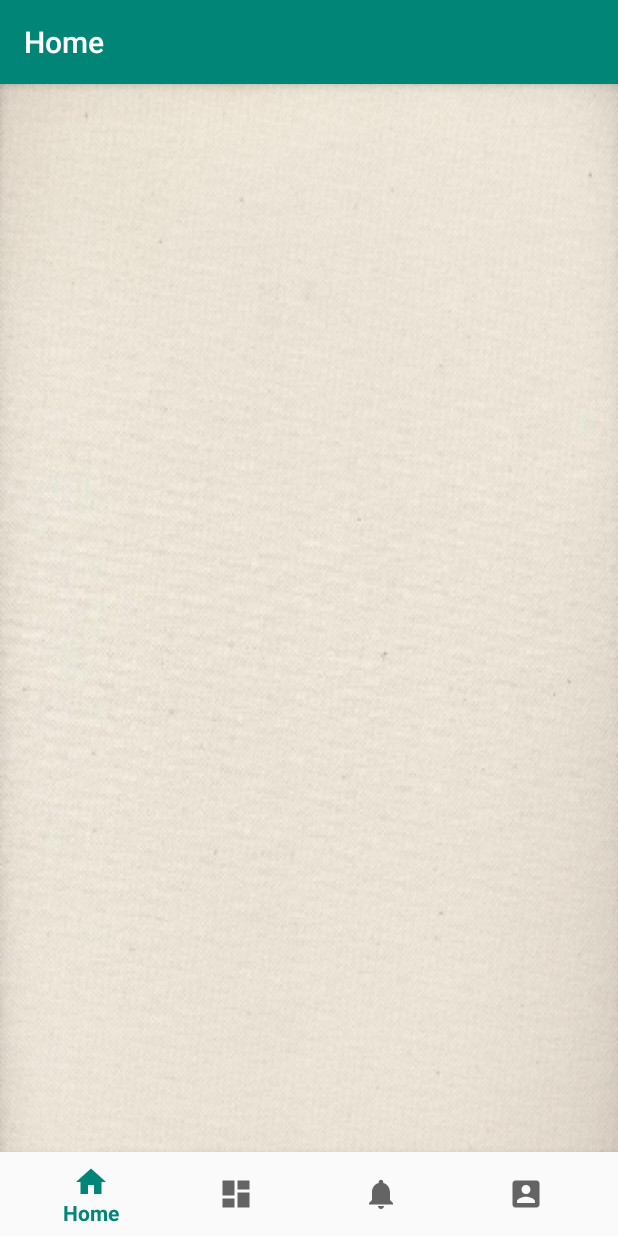
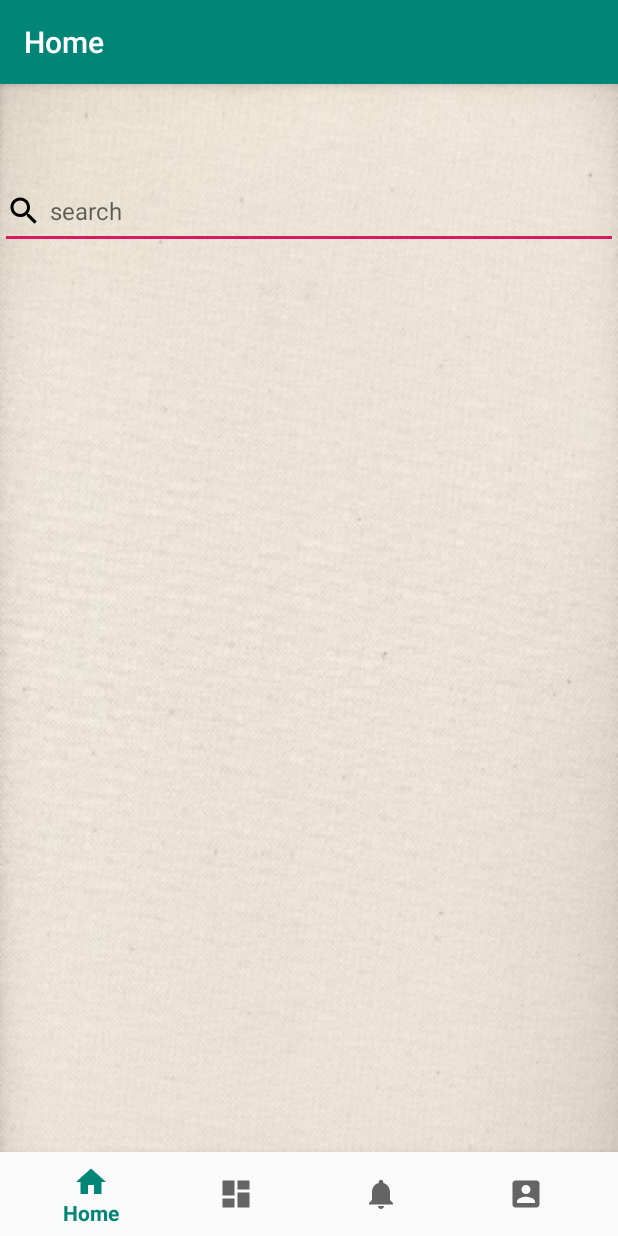
Before and after one commit to suibianbaba/Android-E-Learing-Homework, an Android app: the screen it shows after launch (MainActivity), on a phone screen of 412 x 824 dp. Run offline under Robolectric (Android 15) with nearby library versions, the phone set to English and light mode, and no system bars; our stand-ins replace navigation-ui.

Commit message:
add search blank

```diff
--- /dev/null
+++ b/Elearning/app/src/main/res/drawable/ic_search_black_24dp.xml
@@ -0,0 +1,9 @@
+<vector xmlns:android="http://schemas.android.com/apk/res/android"
+    android:width="24dp"
+    android:height="24dp"
+    android:viewportWidth="24.0"
+    android:viewportHeight="24.0">
+    <path
+        android:fillColor="#FF000000"
+        android:pathData="M15.5,14h-0.79l-0.28,-0.27C15.41,12.59 16,11.11 16,9.5 16,5.91 13.09,3 9.5,3S3,5.91 3,9.5 5.91,16 9.5,16c1.61,0 3.09,-0.59 4.23,-1.57l0.27,0.28v0.79l5,4.99L20.49,19l-4.99,-5zM9.5,14C7.01,14 5,11.99 5,9.5S7.01,5 9.5,5 14,7.01 14,9.5 11.99,14 9.5,14z" />
+</vector>
--- a/Elearning/app/src/main/res/layout/activity_content.xml
+++ b/Elearning/app/src/main/res/layout/activity_content.xml
@@ -6,4 +6,5 @@
     android:layout_height="match_parent"
     tools:context=".contentActivity">
 
+
 </androidx.constraintlayout.widget.ConstraintLayout>
--- a/Elearning/app/src/main/res/layout/activity_main.xml
+++ b/Elearning/app/src/main/res/layout/activity_main.xml
@@ -1,6 +1,7 @@
 <?xml version="1.0" encoding="utf-8"?>
 <androidx.constraintlayout.widget.ConstraintLayout xmlns:android="http://schemas.android.com/apk/res/android"
     xmlns:app="http://schemas.android.com/apk/res-auto"
+    xmlns:tools="http://schemas.android.com/tools"
     android:id="@+id/container"
     android:layout_width="match_parent"
     android:layout_height="match_parent"
@@ -18,6 +19,7 @@
         app:layout_constraintRight_toRightOf="parent"
         app:menu="@menu/bottom_nav_menu" />
 
+
     <fragment
         android:id="@+id/nav_host_fragment"
         android:name="androidx.navigation.fragment.NavHostFragment"
@@ -29,9 +31,8 @@
         app:layout_constraintLeft_toLeftOf="parent"
         app:layout_constraintRight_toRightOf="parent"
         app:layout_constraintTop_toTopOf="parent"
-        app:layout_constraintVertical_bias="1.0"
+        app:layout_constraintVertical_bias="0.0"
         app:navGraph="@navigation/mobile_navigation" />
 
 
-
 </androidx.constraintlayout.widget.ConstraintLayout>
--- a/Elearning/app/src/main/res/layout/fragment_home.xml
+++ b/Elearning/app/src/main/res/layout/fragment_home.xml
@@ -2,7 +2,21 @@
 <androidx.constraintlayout.widget.ConstraintLayout xmlns:android="http://schemas.android.com/apk/res/android"
     xmlns:app="http://schemas.android.com/apk/res-auto"
     android:layout_width="match_parent"
-    android:layout_height="match_parent">
+    android:layout_height="match_parent"
+    xmlns:tools="http://schemas.android.com/tools">
 
+    <EditText
+        android:id="@+id/et_search"
+        android:layout_width="match_parent"
+        android:layout_height="50dp"
+        android:layout_marginTop="4dp"
+        android:drawableLeft="@drawable/ic_search_black_24dp"
+        android:drawablePadding="5dp"
+        android:hint="search"
+        android:textAllCaps="false"
+        android:textColor="#FFAD33"
+        android:textSize="16sp"
+        app:layout_constraintTop_toTopOf="parent"
+        tools:layout_editor_absoluteX="16dp" />
 
 </androidx.constraintlayout.widget.ConstraintLayout>
```
